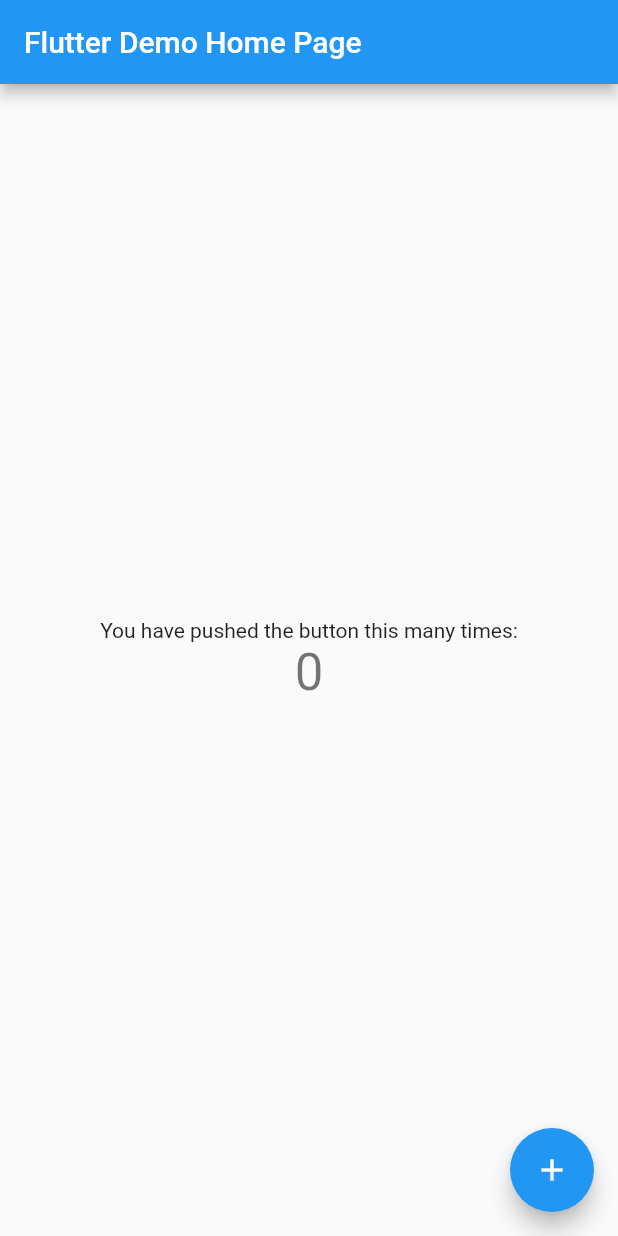
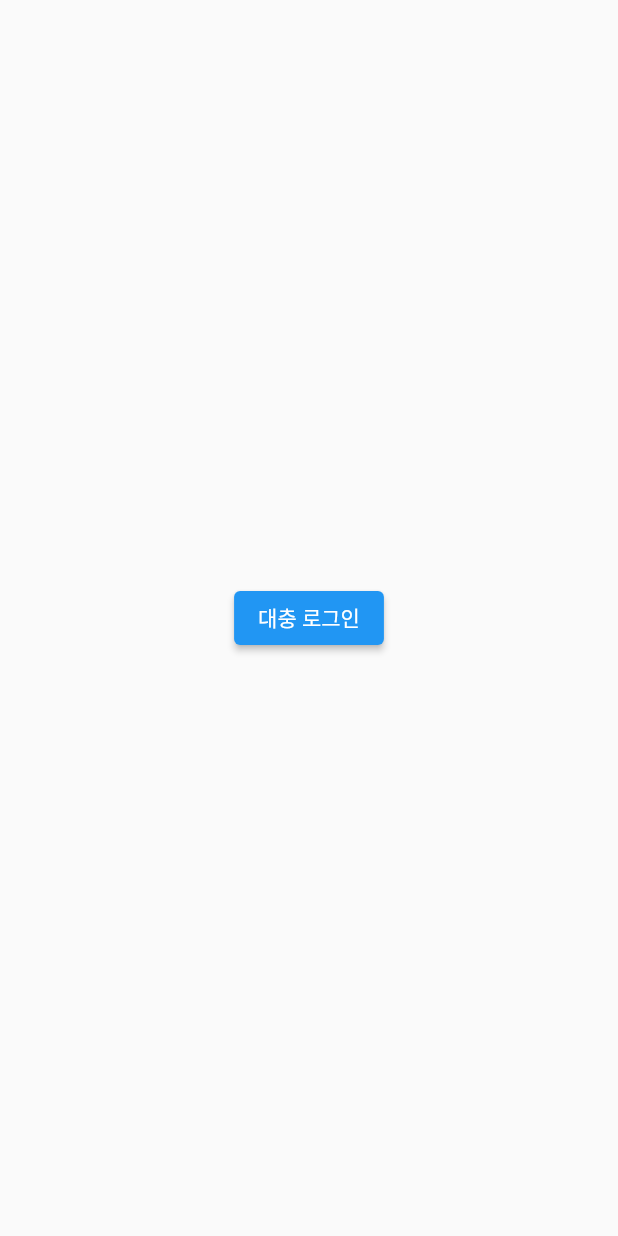
Before and after one commit to Yuuri-iot/Iot_App, a Flutter app: the screen it shows after launch, on a phone screen of 412 x 824 dp. Run offline on Flutter 3.47's test engine with Material 2 defaults, Android fonts, the phone set to English and light mode, and no system bars; our stand-ins replace flutter_screenutil.

```diff
--- a/iot/lib/main.dart
+++ b/iot/lib/main.dart
@@ -1,115 +1,57 @@
 import 'package:flutter/material.dart';
+import 'package:flutter/services.dart';
+import 'package:flutter_screenutil/flutter_screenutil.dart';
+import 'package:iot/screens/bottombar/bottom.dart';
 
 void main() {
-  runApp(const MyApp());
+  runApp(const MyAPp());
 }
 
-class MyApp extends StatelessWidget {
-  const MyApp({super.key});
+class MyAPp extends StatelessWidget {
+  const MyAPp({super.key});
 
-  // This widget is the root of your application.
   @override
   Widget build(BuildContext context) {
-    return MaterialApp(
-      title: 'Flutter Demo',
-      theme: ThemeData(
-        // This is the theme of your application.
-        //
-        // Try running your application with "flutter run". You'll see the
-        // application has a blue toolbar. Then, without quitting the app, try
-        // changing the primarySwatch below to Colors.green and then invoke
-        // "hot reload" (press "r" in the console where you ran "flutter run",
-        // or simply save your changes to "hot reload" in a Flutter IDE).
-        // Notice that the counter didn't reset back to zero; the application
-        // is not restarted.
-        primarySwatch: Colors.blue,
-      ),
-      home: const MyHomePage(title: 'Flutter Demo Home Page'),
+    SystemChrome.setEnabledSystemUIMode(SystemUiMode.manual,
+        overlays: [SystemUiOverlay.bottom]);
+    return ScreenUtilInit(
+      //screenutil 라이브러리 (뒤에 .h, .w, .r, .sp등등 크기를 반응형으로 만들어줌)
+      designSize: const Size(390, 844), // 어떤 사이즈를 기준으로 만들것인가
+      builder: (BuildContext context, Widget? child) => const MaterialApp(
+          title: 'Welcome',
+          debugShowCheckedModeBanner: false,
+          home: Login() // widget/bottombar.dart 코드
+          ),
     );
   }
 }
 
-class MyHomePage extends StatefulWidget {
-  const MyHomePage({super.key, required this.title});
-
-  // This widget is the home page of your application. It is stateful, meaning
-  // that it has a State object (defined below) that contains fields that affect
-  // how it looks.
-
-  // This class is the configuration for the state. It holds the values (in this
-  // case the title) provided by the parent (in this case the App widget) and
-  // used by the build method of the State. Fields in a Widget subclass are
-  // always marked "final".
-
-  final String title;
+class Login extends StatefulWidget {
+  const Login({super.key});
 
   @override
-  State<MyHomePage> createState() => _MyHomePageState();
+  State<Login> createState() => _LoginState();
 }
 
-class _MyHomePageState extends State<MyHomePage> {
-  int _counter = 0;
-
-  void _incrementCounter() {
-    setState(() {
-      // This call to setState tells the Flutter framework that something has
-      // changed in this State, which causes it to rerun the build method below
-      // so that the display can reflect the updated values. If we changed
-      // _counter without calling setState(), then the build method would not be
-      // called again, and so nothing would appear to happen.
-      _counter++;
-    });
-  }
-
+class _LoginState extends State<Login> {
   @override
   Widget build(BuildContext context) {
-    // This method is rerun every time setState is called, for instance as done
-    // by the _incrementCounter method above.
-    //
-    // The Flutter framework has been optimized to make rerunning build methods
-    // fast, so that you can just rebuild anything that needs updating rather
-    // than having to individually change instances of widgets.
     return Scaffold(
-      appBar: AppBar(
-        // Here we take the value from the MyHomePage object that was created by
-        // the App.build method, and use it to set our appbar title.
-        title: Text(widget.title),
-      ),
+      appBar: null,
       body: Center(
-        // Center is a layout widget. It takes a single child and positions it
-        // in the middle of the parent.
         child: Column(
-          // Column is also a layout widget. It takes a list of children and
-          // arranges them vertically. By default, it sizes itself to fit its
-          // children horizontally, and tries to be as tall as its parent.
-          //
-          // Invoke "debug painting" (press "p" in the console, choose the
-          // "Toggle Debug Paint" action from the Flutter Inspector in Android
-          // Studio, or the "Toggle Debug Paint" command in Visual Studio Code)
-          // to see the wireframe for each widget.
-          //
-          // Column has various properties to control how it sizes itself and
-          // how it positions its children. Here we use mainAxisAlignment to
-          // center the children vertically; the main axis here is the vertical
-          // axis because Columns are vertical (the cross axis would be
-          // horizontal).
           mainAxisAlignment: MainAxisAlignment.center,
-          children: <Widget>[
-            const Text(
-              'You have pushed the button this many times:',
-            ),
-            Text(
-              '$_counter',
-              style: Theme.of(context).textTheme.headline4,
-            ),
+          crossAxisAlignment: CrossAxisAlignment.center,
+          children: [
+            ElevatedButton(
+                onPressed: () {
+                  Navigator.push(context,
+                      MaterialPageRoute(builder: (_) => const Bottom()));
+                },
+                child: const Text("대충 로그인"))
           ],
         ),
       ),
-      floatingActionButton: FloatingActionButton(
-        onPressed: _incrementCounter,
-        tooltip: 'Increment',
-        child: const Icon(Icons.add),
-      ), // This trailing comma makes auto-formatting nicer for build methods.
     );
   }
 }
```
